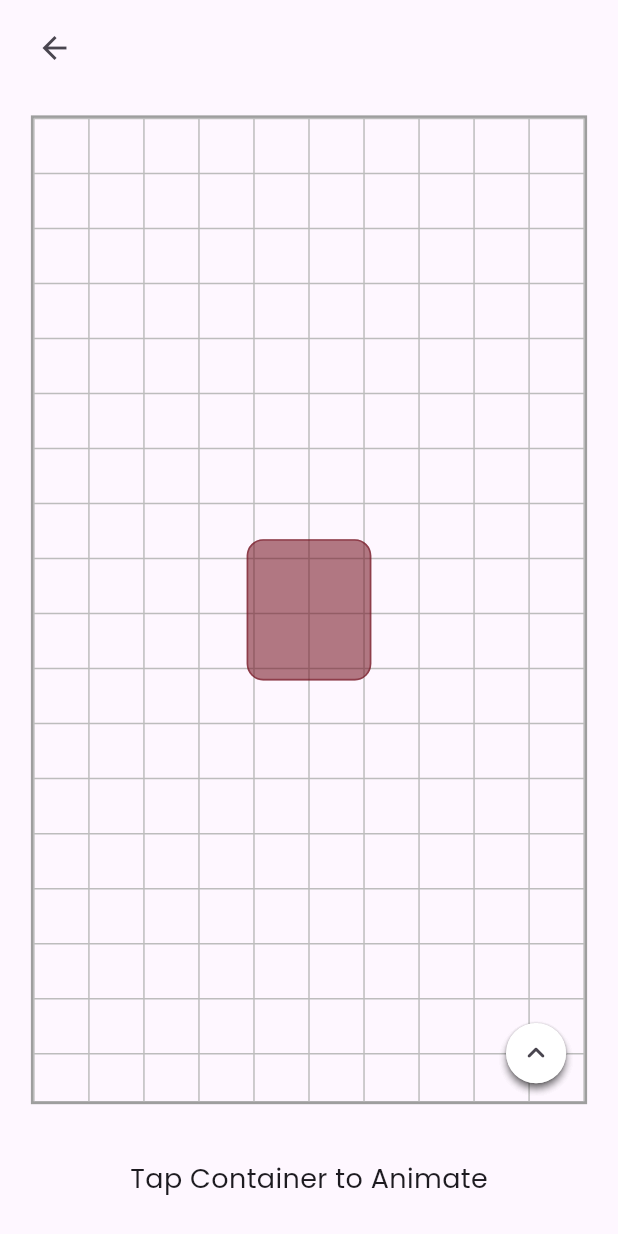
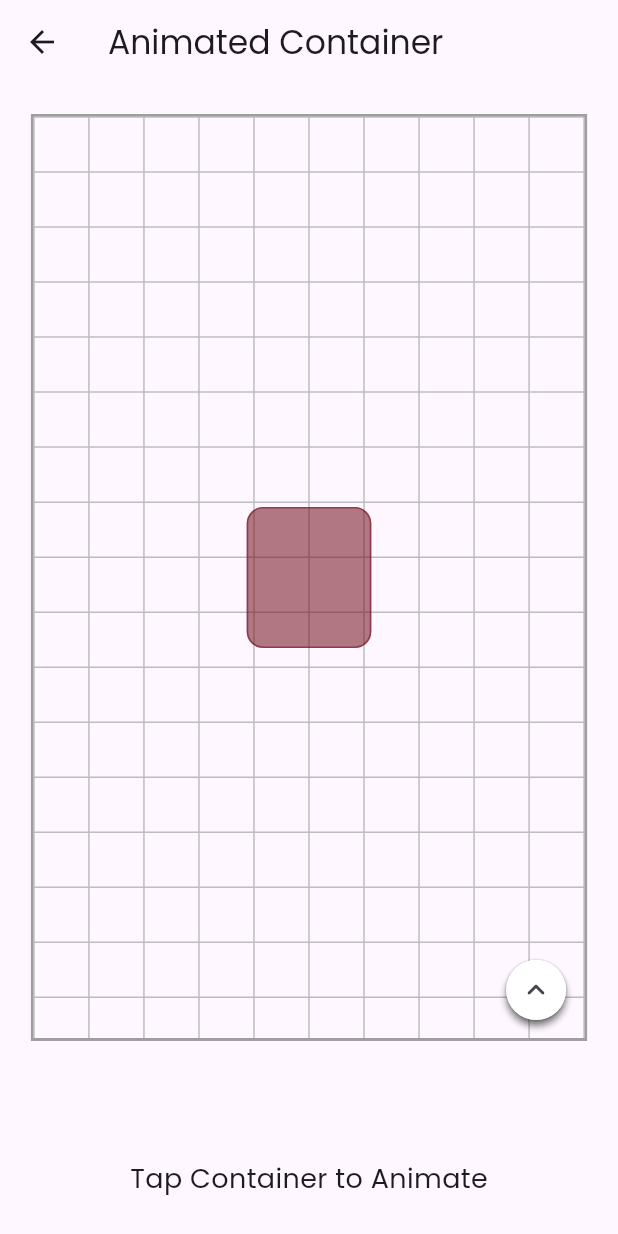
Before and after one commit to bhawesh2002/animotion_gallery, a Flutter app: the AniContainerPage screen opened directly, on a phone screen of 412 x 824 dp. Run offline on Flutter 3.47's test engine with Material 3 defaults, Android fonts, the phone set to English and light mode, and no system bars; our stand-ins replace google_fonts.

Commit message:
Refactor AniContainerPage widget to update UI layout and import statements

```diff
--- a/lib/implicit animations/ani_container.dart
+++ b/lib/implicit animations/ani_container.dart
@@ -1,8 +1,8 @@
 import 'dart:math';
 
-import 'package:animotion_gallery/widgets/back_arrow.dart';
 import 'package:animotion_gallery/widgets/playground/palyground.dart';
 import 'package:flutter/material.dart';
+import 'package:flutter/widgets.dart';
 
 class AniContainerPage extends StatelessWidget {
   const AniContainerPage({super.key});
@@ -11,30 +11,26 @@ class AniContainerPage extends StatelessWidget {
   Widget build(BuildContext context) {
     return SafeArea(
       child: Scaffold(
-        body: Column(
+        appBar: AppBar(
+          title: const Text("Animated Container"),
+        ),
+        body: Stack(
           children: [
-            Padding(
-              padding: EdgeInsets.symmetric(
-                horizontal: MediaQuery.of(context).size.width * 0.03,
-                vertical: MediaQuery.of(context).size.width * 0.02,
-              ),
+            Positioned.fill(
+              top: 20,
               child: Align(
-                alignment: Alignment.topLeft,
-                child: backArrow(context),
-              ),
-            ),
-            Expanded(
-              child: Align(
-                alignment: Alignment.center,
+                alignment: Alignment.topCenter,
                 child: SizedBox(
                     width: MediaQuery.of(context).size.width * 0.9,
-                    height: MediaQuery.of(context).size.height * 0.8,
+                    height: MediaQuery.of(context).size.height * 0.75,
                     child: Playground(
                       child: const AniContainer(),
                     )),
               ),
             ),
-            Padding(
+            Align(
+              alignment: Alignment.bottomCenter,
+              child: Padding(
                 padding: EdgeInsets.symmetric(
                   horizontal: MediaQuery.of(context).size.width * 0.05,
                   vertical: MediaQuery.of(context).size.height * 0.03,
@@ -42,6 +38,7 @@ class AniContainerPage extends StatelessWidget {
                 child: const Text(
                   "Tap Container to Animate",
                   style: TextStyle(fontSize: 18),
+                ),
               ),
             ),
           ],
```
Lines whose indentation alone changed are shown as unchanged.
